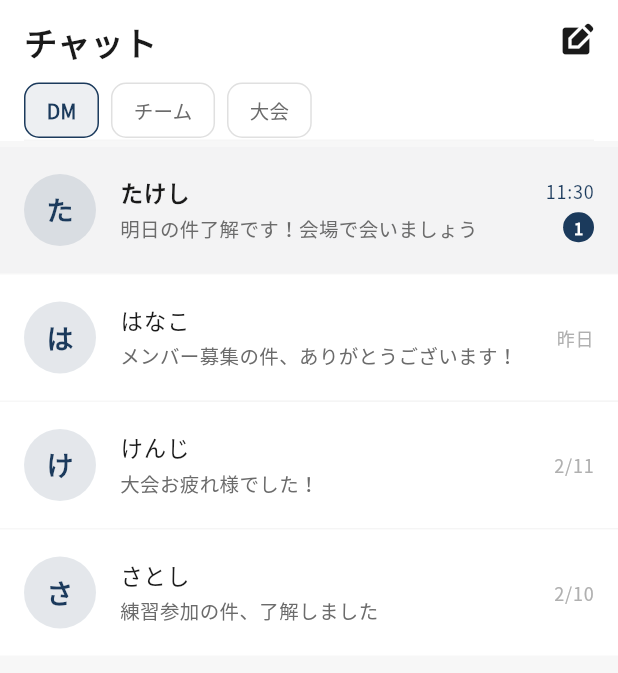
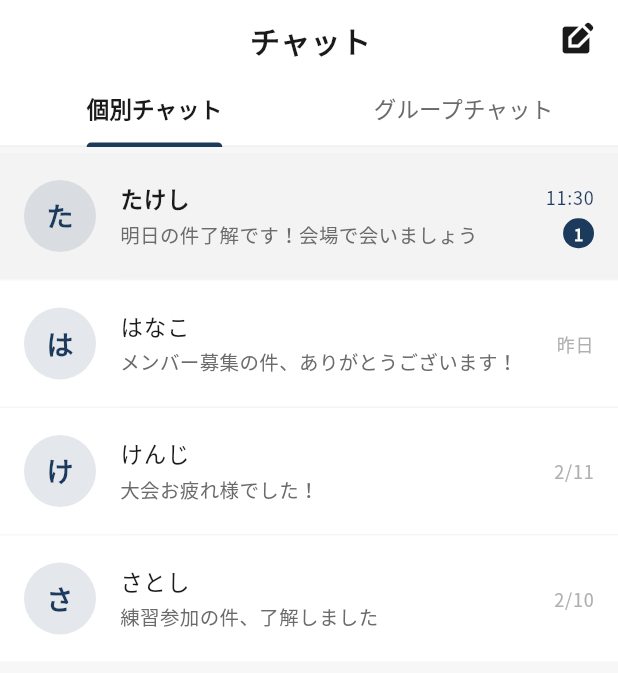
Before and after one commit to sofvo-dev/sofvo, a Flutter app: the ChatListScreen screen opened directly, on a phone screen of 412 x 824 dp. Shown: the top 673 px of the screen. Run offline on Flutter 3.47's test engine with Material 3 defaults, Android fonts, the phone set to English and light mode, and no system bars; our stand-ins replace cached_network_image, cloud_firestore, file_picker, firebase_auth, firebase_core, firebase_messaging and 7 more; missing offline and left inert: mobile_scanner; accounts and stored records are empty; network calls fail.

Commit message:
UI: redesign all screen headers to X-style with swipeable tabs
- さがす: X-style TabBar with フォロー中|みんなの大会 + 大会|メンバー|保存 mode buttons
- マイ大会: renamed from 予定, X-style TabBar with これから|これまで
- チャット: X-style TabBar with 個別チャット|グループチャット (merged team+tournament)
- Bottom nav: 予定→マイ大会 with emoji_events icon

https://claude.ai/code/session_013MKxKGXbZGCqrQm7pKGamY

```diff
--- a/lib/screens/chat/chat_list_screen.dart
+++ b/lib/screens/chat/chat_list_screen.dart
@@ -19,8 +19,7 @@ class _ChatListScreenState extends State<ChatListScreen>
   @override
   void initState() {
     super.initState();
-    _tabController = TabController(length: 3, vsync: this);
-    _tabController.addListener(() { if (!_tabController.indexIsChanging) setState(() {}); });
+    _tabController = TabController(length: 2, vsync: this);
   }
 
   @override
@@ -284,30 +283,46 @@ class _ChatListScreenState extends State<ChatListScreen>
       backgroundColor: AppTheme.backgroundColor,
       body: SafeArea(
         child: Column(children: [
-          // ━━━ 統一ヘッダー ━━━
+          // ━━━ X-style ヘッダー ━━━
           Container(
             color: Colors.white,
+            child: Column(children: [
+              Padding(
                 padding: const EdgeInsets.fromLTRB(16, 12, 16, 0),
-            child: Column(crossAxisAlignment: CrossAxisAlignment.start, children: [
-              Row(children: [
+                child: Row(children: [
+                  const SizedBox(width: 26),
+                  const Spacer(),
                   const Text('チャット',
-                    style: TextStyle(fontSize: 22, fontWeight: FontWeight.bold, color: AppTheme.textPrimary)),
+                      style: TextStyle(
+                          fontSize: 20,
+                          fontWeight: FontWeight.bold,
+                          color: AppTheme.textPrimary)),
                   const Spacer(),
                   GestureDetector(
                     onTap: _showNewDmSheet,
-                  child: const Icon(Icons.edit_square, size: 24, color: AppTheme.textPrimary),
+                    child: const Icon(Icons.edit_square,
+                        size: 24, color: AppTheme.textPrimary),
                   ),
                 ]),
-              const SizedBox(height: 12),
-              Row(children: [
-                _buildHeaderTab('DM', 0),
-                const SizedBox(width: 8),
-                _buildHeaderTab('チーム', 1),
-                const SizedBox(width: 8),
-                _buildHeaderTab('大会', 2),
-              ]),
-              const SizedBox(height: 1),
-              Container(height: 1, color: Colors.grey[100]),
+              ),
+              const SizedBox(height: 8),
+              TabBar(
+                controller: _tabController,
+                labelColor: AppTheme.textPrimary,
+                unselectedLabelColor: AppTheme.textSecondary,
+                labelStyle: const TextStyle(
+                    fontSize: 15, fontWeight: FontWeight.bold),
+                unselectedLabelStyle: const TextStyle(
+                    fontSize: 15, fontWeight: FontWeight.normal),
+                indicatorColor: AppTheme.primaryColor,
+                indicatorWeight: 3,
+                indicatorSize: TabBarIndicatorSize.label,
+                dividerColor: Colors.grey[200],
+                tabs: const [
+                  Tab(text: '個別チャット'),
+                  Tab(text: 'グループチャット'),
+                ],
+              ),
             ]),
           ),
           Expanded(
@@ -315,8 +330,7 @@ class _ChatListScreenState extends State<ChatListScreen>
               controller: _tabController,
               children: [
                 _buildChatTab('dm'),
-                _buildChatTab('team'),
-                _buildChatTab('tournament'),
+                _buildGroupChatTab(),
               ],
             ),
           ),
@@ -325,22 +339,49 @@ class _ChatListScreenState extends State<ChatListScreen>
     );
   }
 
-  Widget _buildHeaderTab(String label, int index) {
-    final isSelected = _tabController.index == index;
-    return GestureDetector(
-      onTap: () { _tabController.animateTo(index); setState(() {}); },
-      child: Container(
-        padding: const EdgeInsets.symmetric(horizontal: 14, vertical: 8),
-        decoration: BoxDecoration(
-          color: isSelected ? AppTheme.primaryColor.withValues(alpha: 0.08) : Colors.transparent,
-          borderRadius: BorderRadius.circular(10),
-          border: Border.all(color: isSelected ? AppTheme.primaryColor : Colors.grey[300]!),
-        ),
-        child: Text(label, style: TextStyle(
-            fontSize: 13,
-            fontWeight: isSelected ? FontWeight.bold : FontWeight.normal,
-            color: isSelected ? AppTheme.primaryColor : AppTheme.textSecondary)),
-      ),
+  // ━━━━━━━━━━━━━━━━━━━━━━━━━━━━━━━━━━━━━━━━
+  // グループチャット（チーム + 大会）
+  // ━━━━━━━━━━━━━━━━━━━━━━━━━━━━━━━━━━━━━━━━
+  Widget _buildGroupChatTab() {
+    if (_currentUser == null) {
+      return const Center(child: Text('ログインしてください'));
+    }
+
+    return StreamBuilder<QuerySnapshot>(
+      stream: FirebaseFirestore.instance
+          .collection('chats')
+          .where('type', whereIn: ['team', 'tournament'])
+          .where('members', arrayContains: _currentUser!.uid)
+          .orderBy('lastMessageAt', descending: true)
+          .snapshots(),
+      builder: (context, snapshot) {
+        if (snapshot.connectionState == ConnectionState.waiting) {
+          return const Center(
+              child: CircularProgressIndicator(color: AppTheme.primaryColor));
+        }
+
+        if (snapshot.hasError) {
+          return _buildCombinedSampleList();
+        }
+
+        final chats = snapshot.data?.docs ?? [];
+        if (chats.isEmpty) {
+          return _buildCombinedSampleList();
+        }
+
+        return ListView.separated(
+          padding: const EdgeInsets.only(top: 4, bottom: 80),
+          itemCount: chats.length,
+          separatorBuilder: (_, __) => Divider(
+              height: 1, thickness: 1, color: Colors.grey[100], indent: 80),
+          itemBuilder: (context, index) {
+            final data = chats[index].data() as Map<String, dynamic>;
+            final chatId = chats[index].id;
+            final type = data['type'] as String? ?? 'team';
+            return _buildFirestoreChatTile(chatId, data, type);
+          },
+        );
+      },
     );
   }
 
@@ -492,61 +533,6 @@ class _ChatListScreenState extends State<ChatListScreen>
   // サンプル表示（タップで開ける）
   // ━━━━━━━━━━━━━━━━━━━━━━━━━━━━━━━━━━━━━━━━
   Widget _buildSampleList(String type) {
-    if (type == 'team') {
-      return ListView(
-        padding: const EdgeInsets.only(top: 4),
-        children: [
-          _buildSampleTile(
-            icon: Icons.groups,
-            iconBgColor: AppTheme.success,
-            title: 'チーム・サンダース',
-            subtitle: 'けんじ: 次の練習は土曜10時からです',
-            time: '9:45',
-            unread: 3,
-            onTap: () => _openOrCreateSampleChat(
-                name: 'チーム・サンダース', type: 'team'),
-          ),
-          _buildSampleDivider(),
-          _buildSampleTile(
-            icon: Icons.groups,
-            iconBgColor: AppTheme.info,
-            title: 'チーム・フェニックス',
-            subtitle: 'ゆみ: 来週の大会の打ち合わせしませんか？',
-            time: '昨日',
-            unread: 0,
-            onTap: () => _openOrCreateSampleChat(
-                name: 'チーム・フェニックス', type: 'team'),
-          ),
-        ],
-      );
-    } else if (type == 'tournament') {
-      return ListView(
-        padding: const EdgeInsets.only(top: 4),
-        children: [
-          _buildSampleTile(
-            icon: Icons.emoji_events,
-            iconBgColor: AppTheme.accentColor,
-            title: '第5回 世田谷カップ',
-            subtitle: 'たけし: 明日の集合時間は8:30です！',
-            time: '10:23',
-            unread: 5,
-            onTap: () => _openOrCreateSampleChat(
-                name: '第5回 世田谷カップ', type: 'tournament'),
-          ),
-          _buildSampleDivider(),
-          _buildSampleTile(
-            icon: Icons.emoji_events,
-            iconBgColor: AppTheme.primaryColor,
-            title: '春のソフトバレー大会',
-            subtitle: '主催者: エントリーありがとうございます',
-            time: '昨日',
-            unread: 0,
-            onTap: () => _openOrCreateSampleChat(
-                name: '春のソフトバレー大会', type: 'tournament'),
-          ),
-        ],
-      );
-    } else {
     return ListView(
       padding: const EdgeInsets.only(top: 4),
       children: [
@@ -584,6 +570,56 @@ class _ChatListScreenState extends State<ChatListScreen>
       ],
     );
   }
+
+  Widget _buildCombinedSampleList() {
+    return ListView(
+      padding: const EdgeInsets.only(top: 4),
+      children: [
+        _buildSampleTile(
+          icon: Icons.groups,
+          iconBgColor: AppTheme.success,
+          title: 'チーム・サンダース',
+          subtitle: 'けんじ: 次の練習は土曜10時からです',
+          time: '9:45',
+          unread: 3,
+          onTap: () => _openOrCreateSampleChat(
+              name: 'チーム・サンダース', type: 'team'),
+        ),
+        _buildSampleDivider(),
+        _buildSampleTile(
+          icon: Icons.emoji_events,
+          iconBgColor: AppTheme.accentColor,
+          title: '第5回 世田谷カップ',
+          subtitle: 'たけし: 明日の集合時間は8:30です！',
+          time: '10:23',
+          unread: 5,
+          onTap: () => _openOrCreateSampleChat(
+              name: '第5回 世田谷カップ', type: 'tournament'),
+        ),
+        _buildSampleDivider(),
+        _buildSampleTile(
+          icon: Icons.groups,
+          iconBgColor: AppTheme.info,
+          title: 'チーム・フェニックス',
+          subtitle: 'ゆみ: 来週の大会の打ち合わせしませんか？',
+          time: '昨日',
+          unread: 0,
+          onTap: () => _openOrCreateSampleChat(
+              name: 'チーム・フェニックス', type: 'team'),
+        ),
+        _buildSampleDivider(),
+        _buildSampleTile(
+          icon: Icons.emoji_events,
+          iconBgColor: AppTheme.primaryColor,
+          title: '春のソフトバレー大会',
+          subtitle: '主催者: エントリーありがとうございます',
+          time: '昨日',
+          unread: 0,
+          onTap: () => _openOrCreateSampleChat(
+              name: '春のソフトバレー大会', type: 'tournament'),
+        ),
+      ],
+    );
   }
 
   Widget _buildSampleTile({
--- a/lib/screens/home/main_tab_screen.dart
+++ b/lib/screens/home/main_tab_screen.dart
@@ -83,9 +83,9 @@ class _MainTabScreenState extends State<MainTabScreen> {
                 label: 'さがす',
               ),
               NavigationDestination(
-                icon: Icon(Icons.calendar_today_outlined, color: AppTheme.textSecondary),
-                selectedIcon: Icon(Icons.calendar_today, color: AppTheme.primaryColor),
-                label: '予定',
+                icon: Icon(Icons.emoji_events_outlined, color: AppTheme.textSecondary),
+                selectedIcon: Icon(Icons.emoji_events, color: AppTheme.primaryColor),
+                label: 'マイ大会',
               ),
               NavigationDestination(
                 icon: _buildBadgeIcon(Icons.chat_bubble_outline, AppTheme.textSecondary, unreadCount),
```
Also changed, not shown: lib/screens/recruitment/recruitment_screen.dart (+33 -76 lines), lib/screens/tournament/tournament_search_screen.dart (+46 -67 lines). Lines whose indentation alone changed are shown as unchanged.
